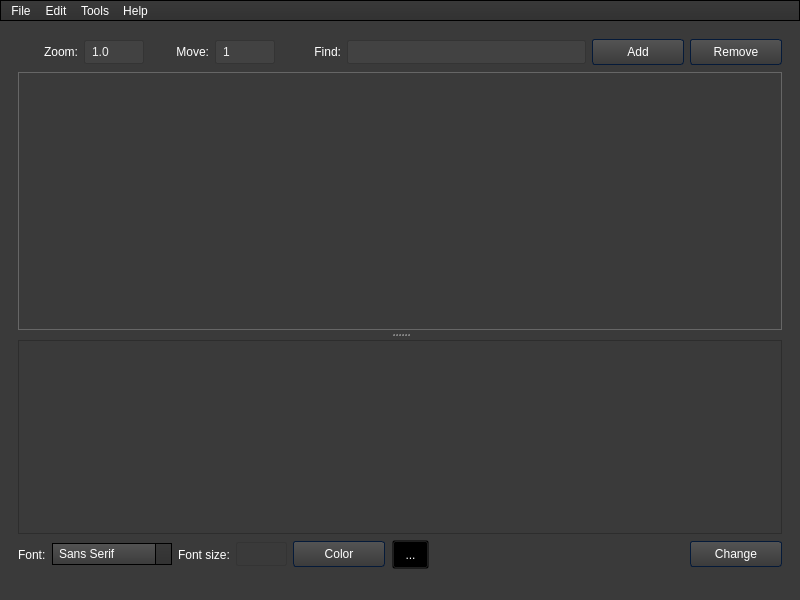
Above: forms/mainwindow.ui from WTS012201/Text-Extraction-Tool before the change. Below: the same form after it.
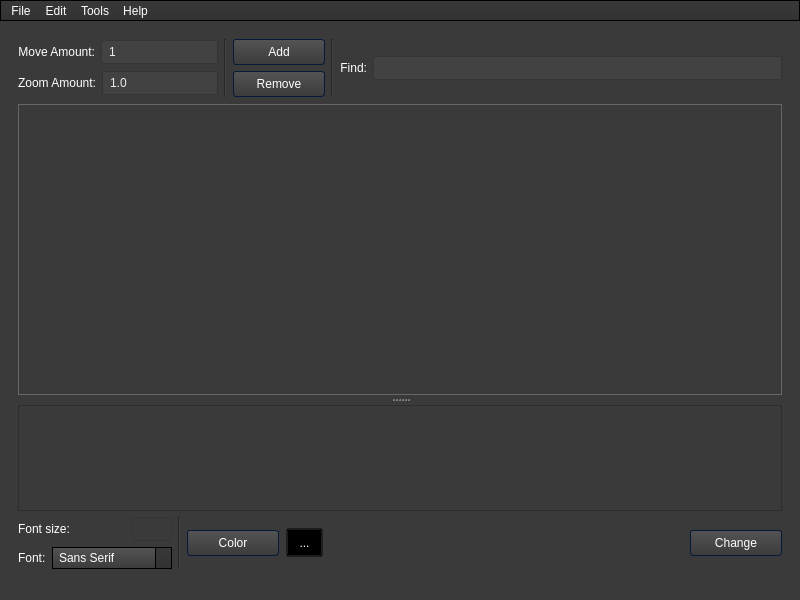
That is the form after the change. Icons and pictures are not drawn.

Diff of the .ui file:
```diff
--- a/forms/mainwindow.ui
+++ b/forms/mainwindow.ui
@@ -980,7 +980,7 @@
 </string>
   </property>
   <widget class="QWidget" name="centralwidget">
-   <layout class="QVBoxLayout" name="verticalLayout_3">
+   <layout class="QVBoxLayout" name="verticalLayout_9">
     <item>
      <widget class="QWidget" name="widget_3" native="true">
       <layout class="QVBoxLayout" name="verticalLayout_20">
@@ -1014,11 +1014,44 @@
               </property>
               <layout class="QVBoxLayout" name="verticalLayout_2">
                <item>
-                <layout class="QHBoxLayout" name="horizontalLayout" stretch="1,1,1,1,1,4,1,1">
+                <layout class="QHBoxLayout" name="horizontalLayout" stretch="0,0,0,0,0,4">
+                 <item>
+                  <layout class="QVBoxLayout" name="verticalLayout_3">
+                   <property name="sizeConstraint">
+                    <enum>QLayout::SetFixedSize</enum>
+                   </property>
+                   <item>
+                    <layout class="QHBoxLayout" name="horizontalLayout_12">
+                     <item>
+                      <widget class="QLabel" name="label_3">
+                       <property name="text">
+                        <string>Move Amount:</string>
+                       </property>
+                       <property name="alignment">
+                        <set>Qt::AlignRight|Qt::AlignTrailing|Qt::AlignVCenter</set>
+                       </property>
+                      </widget>
+                     </item>
+                     <item>
+                      <widget class="QLineEdit" name="moveFactor">
+                       <property name="styleSheet">
+                        <string notr="true">.QLineEdit{
+	background: rgba(255, 255, 255, 10)
+}</string>
+                       </property>
+                       <property name="text">
+                        <string>1</string>
+                       </property>
+                      </widget>
+                     </item>
+                    </layout>
+                   </item>
+                   <item>
+                    <layout class="QHBoxLayout" name="horizontalLayout_11">
                  <item>
                   <widget class="QLabel" name="zoomLabel">
                    <property name="text">
-                    <string>Zoom:</string>
+                        <string>Zoom Amount:</string>
                    </property>
                    <property name="alignment">
                     <set>Qt::AlignRight|Qt::AlignTrailing|Qt::AlignVCenter</set>
@@ -1049,47 +1082,19 @@
                    </property>
                   </widget>
                  </item>
-                 <item>
-                  <widget class="QLabel" name="label_3">
-                   <property name="text">
-                    <string>Move:</string>
-                   </property>
-                   <property name="alignment">
-                    <set>Qt::AlignRight|Qt::AlignTrailing|Qt::AlignVCenter</set>
-                   </property>
-                  </widget>
-                 </item>
-                 <item>
-                  <widget class="QLineEdit" name="moveFactor">
-                   <property name="styleSheet">
-                    <string notr="true">.QLineEdit{
-	background: rgba(255, 255, 255, 10)
-}</string>
-                   </property>
-                   <property name="text">
-                    <string>1</string>
-                   </property>
-                  </widget>
+                    </layout>
+                   </item>
+                  </layout>
                  </item>
                  <item>
-                  <widget class="QLabel" name="label">
-                   <property name="text">
-                    <string>Find:</string>
+                  <widget class="Line" name="line_2">
+                   <property name="orientation">
+                    <enum>Qt::Vertical</enum>
                    </property>
-                   <property name="alignment">
-                    <set>Qt::AlignRight|Qt::AlignTrailing|Qt::AlignVCenter</set>
-                   </property>
                   </widget>
                  </item>
                  <item>
-                  <widget class="QLineEdit" name="find">
-                   <property name="styleSheet">
-                    <string notr="true">.QLineEdit{
-	background: rgba(255, 255, 255, 10)
-}</string>
-                   </property>
-                  </widget>
-                 </item>
+                  <layout class="QVBoxLayout" name="verticalLayout_8">
                  <item>
                   <widget class="QPushButton" name="highlightAll">
                    <property name="minimumSize">
@@ -1113,6 +1118,34 @@
                 </layout>
                </item>
                <item>
+                  <widget class="Line" name="line_3">
+                   <property name="orientation">
+                    <enum>Qt::Vertical</enum>
+                   </property>
+                  </widget>
+                 </item>
+                 <item>
+                  <widget class="QLabel" name="label">
+                   <property name="text">
+                    <string>Find:</string>
+                   </property>
+                   <property name="alignment">
+                    <set>Qt::AlignRight|Qt::AlignTrailing|Qt::AlignVCenter</set>
+                   </property>
+                  </widget>
+                 </item>
+                 <item>
+                  <widget class="QLineEdit" name="find">
+                   <property name="styleSheet">
+                    <string notr="true">.QLineEdit{
+	background: rgba(255, 255, 255, 10)
+}</string>
+                   </property>
+                  </widget>
+                 </item>
+                </layout>
+               </item>
+               <item>
                 <widget class="QTabWidget" name="tab">
                  <property name="styleSheet">
                   <string notr="true">border:  0px</string>
@@ -1185,7 +1218,52 @@
                 </widget>
                </item>
                <item>
-                <layout class="QHBoxLayout" name="textOptions" stretch="0,2,0,1,0,0,5,0">
+                <layout class="QHBoxLayout" name="textOptions" stretch="0,0,0,0,5,0">
+                 <item>
+                  <layout class="QVBoxLayout" name="verticalLayout_5">
+                   <property name="sizeConstraint">
+                    <enum>QLayout::SetFixedSize</enum>
+                   </property>
+                   <item>
+                    <layout class="QHBoxLayout" name="horizontalLayout_7">
+                     <property name="sizeConstraint">
+                      <enum>QLayout::SetFixedSize</enum>
+                     </property>
+                     <item>
+                      <widget class="QLabel" name="fontSizeLabel">
+                       <property name="text">
+                        <string>Font size:</string>
+                       </property>
+                      </widget>
+                     </item>
+                     <item>
+                      <widget class="QLineEdit" name="fontSizeInput">
+                       <property name="sizePolicy">
+                        <sizepolicy hsizetype="Fixed" vsizetype="Fixed">
+                         <horstretch>0</horstretch>
+                         <verstretch>0</verstretch>
+                        </sizepolicy>
+                       </property>
+                       <property name="maximumSize">
+                        <size>
+                         <width>40</width>
+                         <height>16777215</height>
+                        </size>
+                       </property>
+                       <property name="styleSheet">
+                        <string notr="true">.QLineEdit{
+background:transparent;
+}</string>
+                       </property>
+                      </widget>
+                     </item>
+                    </layout>
+                   </item>
+                   <item>
+                    <layout class="QHBoxLayout" name="horizontalLayout_6">
+                     <property name="sizeConstraint">
+                      <enum>QLayout::SetFixedSize</enum>
+                     </property>
                  <item>
                   <widget class="QLabel" name="label_2">
                    <property name="text">
@@ -1237,19 +1315,14 @@
                    </item>
                   </widget>
                  </item>
-                 <item>
-                  <widget class="QLabel" name="fontSizeLabel">
-                   <property name="text">
-                    <string>Font size:</string>
-                   </property>
-                  </widget>
-                 </item>
+                    </layout>
+                   </item>
+                  </layout>
+                 </item>
                  <item>
-                  <widget class="QLineEdit" name="fontSizeInput">
-                   <property name="styleSheet">
-                    <string notr="true">.QLineEdit{
-background:transparent;
-}</string>
+                  <widget class="Line" name="line">
+                   <property name="orientation">
+                    <enum>Qt::Vertical</enum>
                    </property>
                   </widget>
                  </item>
```
Lines whose indentation alone changed are shown as unchanged.
